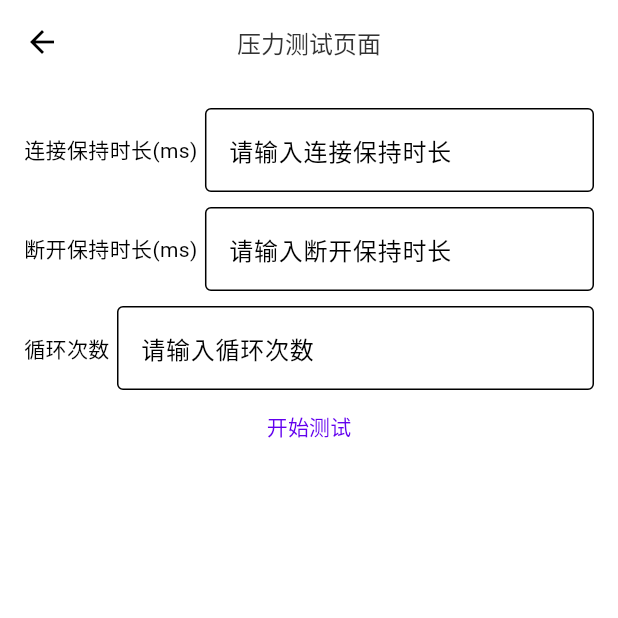
After one commit to childSmile/flutter_pt, a Flutter app: the PressureView screen opened by its route, after a tap on "开始测试", on a phone screen of 412 x 824 dp, the top half of it. The commit adds this screen. Run offline on Flutter 3.47's test engine with Material 3 defaults, Android fonts, the phone set to English and light mode, and no system bars; our stand-ins replace event_bus, file_picker, fl_chart, flutter_blue_plus, fluttertoast, get and 2 more; missing offline and left inert: dart:ffi.

Commit message:
新增蓝牙连接压力测试功能

```diff
--- a/lib/app/modules/device_detial/controllers/device_detial_controller.dart
+++ b/lib/app/modules/device_detial/controllers/device_detial_controller.dart
@@ -250,6 +250,10 @@ class DeviceDetialController extends GetxController {
     // await _bluePlugin.discoverService(deviceName);
 
     // _generateCommand();
+  }
+
+  void toPressure() {
+    Get.toNamed(Routes.PRESSURE, arguments: deviceName);
   }
 
   // 生成智健调阻指令
--- a/lib/app/modules/device_detial/views/model_widget.dart
+++ b/lib/app/modules/device_detial/views/model_widget.dart
@@ -59,7 +59,7 @@ class _ModelWidgetState extends State<ModelWidget> {
                             },
                             child: Text(
                               list[i],
-                              style: const TextStyle(fontSize: 12.0),
+                              style: const TextStyle(fontSize: 11.0),
                             ),
                           ),
                         ),
--- /dev/null
+++ b/lib/app/modules/pressure/bindings/pressure_binding.dart
@@ -0,0 +1,12 @@
+import 'package:get/get.dart';
+
+import '../controllers/pressure_controller.dart';
+
+class PressureBinding extends Bindings {
+  @override
+  void dependencies() {
+    Get.lazyPut<PressureController>(
+      () => PressureController(),
+    );
+  }
+}
--- /dev/null
+++ b/lib/app/modules/pressure/controllers/pressure_controller.dart
@@ -0,0 +1,79 @@
+import 'package:flutter/foundation.dart';
+import 'package:get/get.dart';
+import 'package:production_tool_app/app/common/blue_plus_manager.dart';
+
+class PressureController extends GetxController {
+  //TODO: Implement PressureController
+
+  final count = 10.obs;
+  final connectTime = 100.obs;
+  final disconnectTime = 100.obs;
+  final BluePlusManager _bluePlusManager = Get.find();
+  int currentCount = 0;
+  final name = Get.arguments;
+  final textList = <String>[].obs;
+
+  @override
+  void onInit() {
+    super.onInit();
+    debugPrint("PressureController name: $name");
+  }
+
+  @override
+  void onReady() {
+    super.onReady();
+  }
+
+  @override
+  void onClose() {
+    super.onClose();
+  }
+
+  void startPressure() {
+    print("startPressure");
+    textList.clear();
+    currentCount = 0;
+    Future.delayed(Duration(milliseconds: connectTime.value), () {
+      // 延迟连接时间后 断开设备连接
+      disconnect();
+    });
+  }
+
+  void disconnect() async {
+    debugPrint("disconnect==${DateTime.now()}");
+    int time_before = DateTime.now().millisecondsSinceEpoch;
+    await _bluePlusManager.disconnectDevice(name);
+    debugPrint("disconnect_after==${DateTime.now()}");
+    int time_after = DateTime.now().millisecondsSinceEpoch;
+
+    textList.add("第${currentCount + 1}次断开连接：耗时:${time_after - time_before}ms");
+
+    if (currentCount < count.value) {
+      currentCount++;
+      Future.delayed(Duration(milliseconds: disconnectTime.value), () {
+        // 延迟断开时间后 重新连接
+        connect();
+      });
+    } else {
+      textList.add("测试结束");
+    }
+  }
+
+  void connect() async {
+    int time_before = DateTime.now().millisecondsSinceEpoch;
+    // debugPrint("connect==${DateTime.now()}");
+    await _bluePlusManager.connectDevice(name);
+    int time_after = DateTime.now().millisecondsSinceEpoch;
+    // debugPrint("connect_after==${DateTime.now()}");
+    textList.add("第${currentCount}次连接：耗时:${time_after - time_before}ms");
+
+    if (currentCount < count.value) {
+      Future.delayed(Duration(milliseconds: connectTime.value), () {
+        // 延迟连接时间后 断开设备连接
+        disconnect();
+      });
+    } else {
+      textList.add("测试结束");
+    }
+  }
+}
--- /dev/null
+++ b/lib/app/modules/pressure/views/pressure_view.dart
@@ -0,0 +1,83 @@
+import 'package:flutter/material.dart';
+
+import 'package:get/get.dart';
+
+import '../controllers/pressure_controller.dart';
+
+class PressureView extends GetView<PressureController> {
+  const PressureView({super.key});
+  @override
+  Widget build(BuildContext context) {
+    return Scaffold(
+      appBar: AppBar(
+        title: const Text('压力测试页面'),
+        centerTitle: true,
+      ),
+      body: Padding(
+        padding: const EdgeInsets.symmetric(horizontal: 16.0, vertical: 16.0),
+        child: Column(
+          children: [
+            _buildRowItem("连接保持时长(ms)", "请输入连接保持时长", (value) {
+              controller.connectTime.value = int.tryParse(value) ?? 0;
+            }),
+            const SizedBox(
+              height: 10,
+            ),
+            _buildRowItem("断开保持时长(ms)", "请输入断开保持时长", (value) {
+              controller.disconnectTime.value = int.tryParse(value) ?? 0;
+            }),
+            const SizedBox(
+              height: 10,
+            ),
+            _buildRowItem("循环次数", "请输入循环次数", (value) {
+              controller.count.value = int.tryParse(value) ?? 0;
+            }),
+            TextButton(
+              onPressed: controller.startPressure,
+              child: const Text("开始测试"),
+            ),
+            Expanded(
+              child: Obx(
+                () => ListView.builder(
+                  itemCount: controller.textList.length,
+                  itemBuilder: (context, index) {
+                    return ListTile(
+                      title: Text(controller.textList[index]),
+                      // subtitle: Text("距离: 100m, 时间: 10s"),
+                    );
+                  },
+                ),
+              ),
+            )
+          ],
+        ),
+      ),
+    );
+  }
+
+  Widget _buildRowItem(String title, String input, Function(String) onTap) {
+    return Row(
+      children: [
+        Text(
+          title,
+          style: TextStyle(fontSize: 14),
+        ),
+        const SizedBox(
+          width: 5,
+        ),
+        Expanded(
+          child: TextField(
+            decoration: InputDecoration(
+              labelText: input,
+              border: const OutlineInputBorder(),
+            ),
+            onChanged: (value) => {
+              // controller.connectTime.value = int.tryParse(value) ?? 0,
+              onTap(value),
+            },
+          ),
+        ),
+      ],
+    );
+  }
+}
--- a/lib/app/routes/app_pages.dart
+++ b/lib/app/routes/app_pages.dart
@@ -12,6 +12,8 @@ import '../modules/device_detial/bindings/device_detial_binding.dart';
 import '../modules/device_detial/views/device_detial_view.dart';
 import '../modules/home/bindings/home_binding.dart';
 import '../modules/home/views/home_view.dart';
+import '../modules/pressure/bindings/pressure_binding.dart';
+import '../modules/pressure/views/pressure_view.dart';
 
 part 'app_routes.dart';
 
@@ -51,5 +53,10 @@ class AppPages {
       page: () => const CharDetialView(),
       binding: CharDetialBinding(),
     ),
+    GetPage(
+      name: _Paths.PRESSURE,
+      page: () => const PressureView(),
+      binding: PressureBinding(),
+    ),
   ];
 }
--- a/lib/app/routes/app_routes.dart
+++ b/lib/app/routes/app_routes.dart
@@ -9,6 +9,7 @@ abstract class Routes {
   static const DATA_ANALYSIS = _Paths.DATA_ANALYSIS;
   static const DATA_CONVERT = _Paths.DATA_CONVERT;
   static const CHAR_DETIAL = _Paths.CHAR_DETIAL;
+  static const PRESSURE = _Paths.PRESSURE;
 }
 
 abstract class _Paths {
@@ -19,4 +20,5 @@ abstract class _Paths {
   static const DATA_ANALYSIS = '/data-analysis';
   static const DATA_CONVERT = '/data-convert';
   static const CHAR_DETIAL = '/char-detial';
+  static const PRESSURE = '/pressure';
 }
```
Also changed, not shown: lib/app/common/blue_plus_manager.dart (+10 -0 lines), lib/app/modules/device_detial/views/services_widget.dart (+9 -0 lines), 4 other files.
